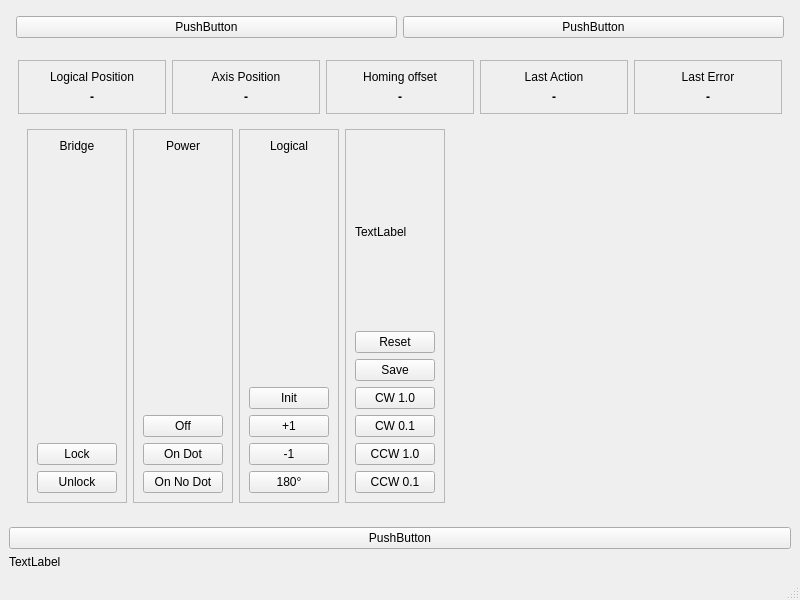
Above: src/mainwindow.ui from cilo72/raspi_turntable before the change. Below: the same form after it.
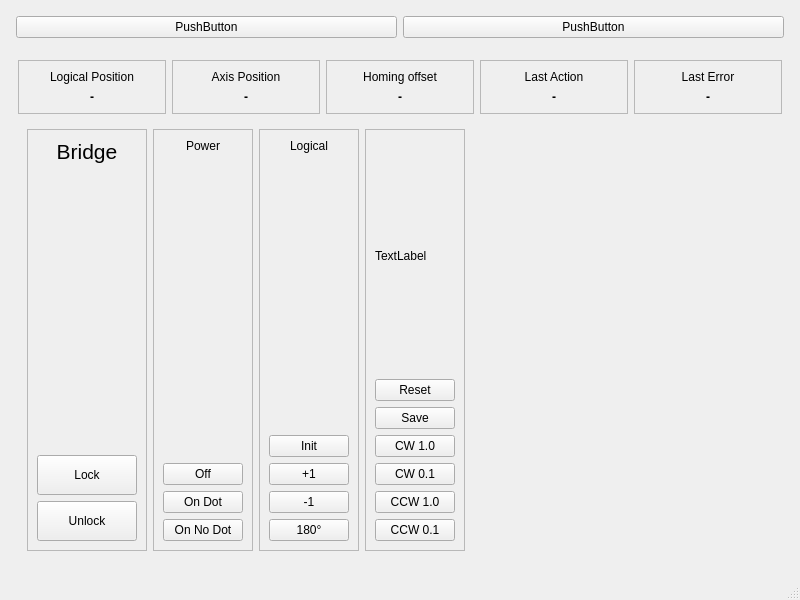
That is the form after the change.

Diff of the .ui file:
```diff
--- a/src/mainwindow.ui
+++ b/src/mainwindow.ui
@@ -269,6 +269,11 @@
                <layout class="QVBoxLayout" name="verticalLayout_9">
                 <item>
                  <widget class="QLabel" name="label_4">
+                  <property name="font">
+                   <font>
+                    <pointsize>16</pointsize>
+                   </font>
+                  </property>
                   <property name="text">
                    <string>Bridge</string>
                   </property>
@@ -292,6 +297,12 @@
                 </item>
                 <item>
                  <widget class="QPushButton" name="pushButtonLowLevelBridgeLock">
+                  <property name="minimumSize">
+                   <size>
+                    <width>100</width>
+                    <height>40</height>
+                   </size>
+                  </property>
                   <property name="text">
                    <string>Lock</string>
                   </property>
@@ -299,6 +310,12 @@
                 </item>
                 <item>
                  <widget class="QPushButton" name="pushButtonLowLevelBridgeUnlock">
+                  <property name="minimumSize">
+                   <size>
+                    <width>100</width>
+                    <height>40</height>
+                   </size>
+                  </property>
                   <property name="text">
                    <string>Unlock</string>
                   </property>
@@ -509,20 +526,6 @@
       </widget>
      </widget>
     </item>
-    <item>
-     <widget class="QPushButton" name="pushButton">
-      <property name="text">
-       <string>PushButton</string>
-      </property>
-     </widget>
-    </item>
-    <item>
-     <widget class="QLabel" name="label">
-      <property name="text">
-       <string>TextLabel</string>
-      </property>
-     </widget>
-    </item>
    </layout>
   </widget>
   <widget class="QMenuBar" name="menubar">
```
